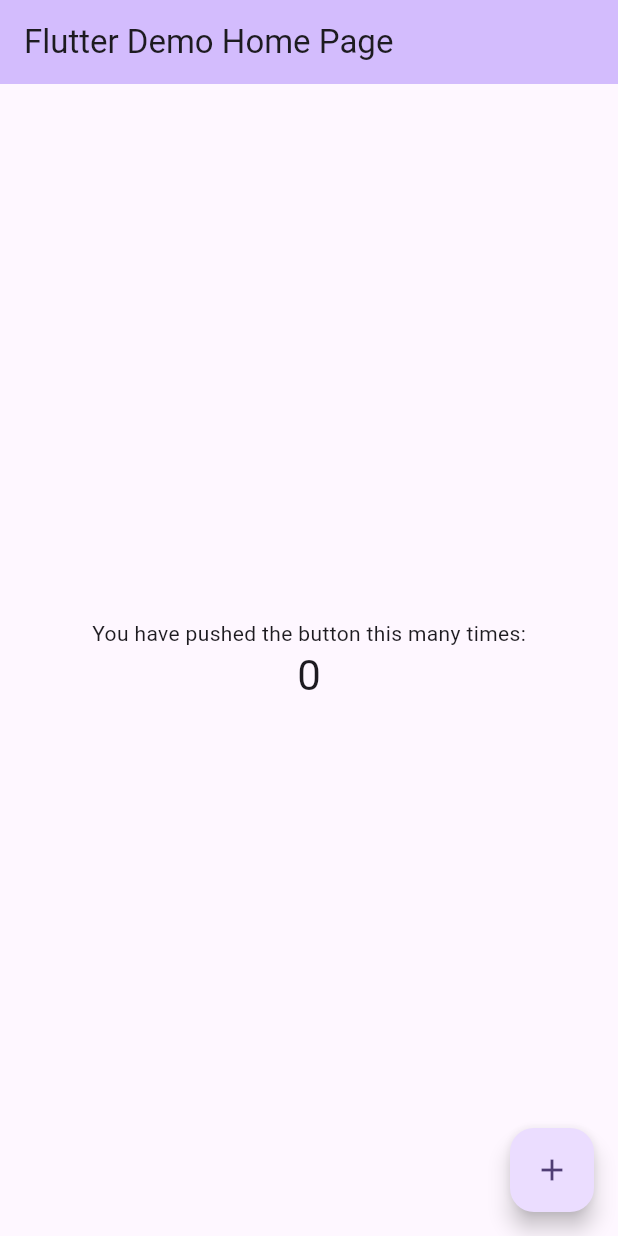
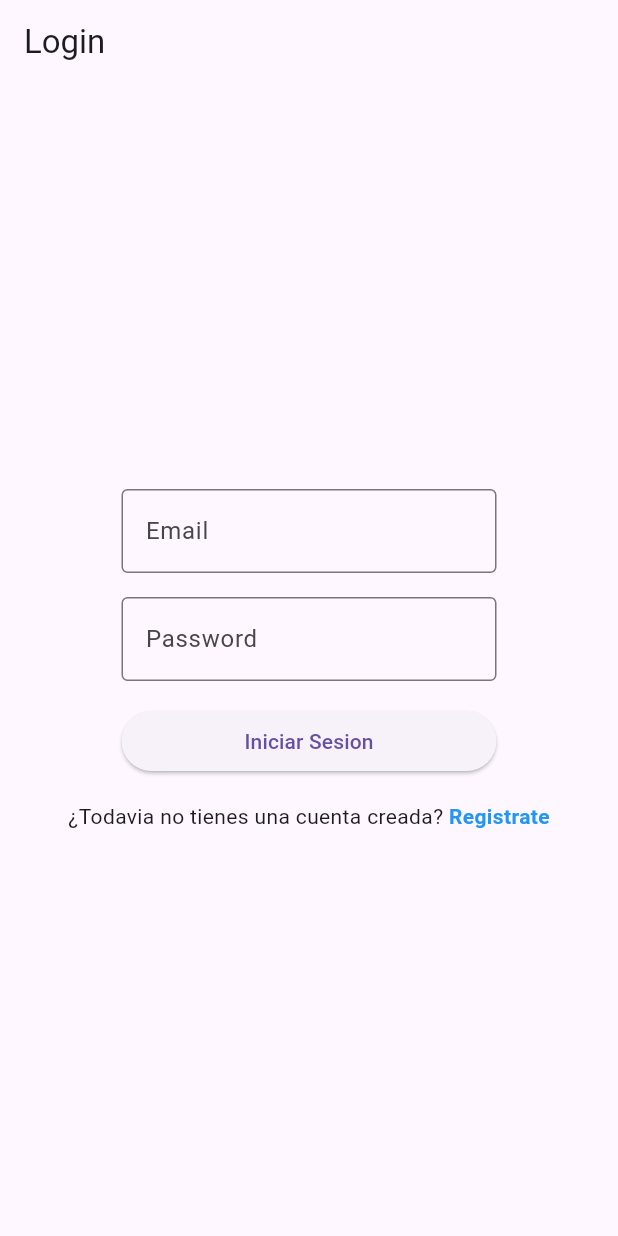
Before and after one commit to raziel2019/flutter_prueba_tecnica, a Flutter app: the screen it shows after launch, on a phone screen of 412 x 824 dp. Run offline on Flutter 3.47's test engine with Material 3 defaults, Android fonts, the phone set to English and light mode, and no system bars.

Commit message:
Screen Login y Register

```diff
--- /dev/null
+++ b/lib/Screens/login_screen.dart
@@ -0,0 +1,78 @@
+import 'package:flutter/material.dart';
+import 'package:prueba_tecnica/Widgets/custom_button.dart';
+import 'package:prueba_tecnica/Widgets/custom_text_field.dart';
+
+class LoginScreen extends StatefulWidget {
+  const LoginScreen({super.key});
+
+  @override
+  State<LoginScreen> createState() => _LoginScreenState();
+}
+
+class _LoginScreenState extends State<LoginScreen> {
+  final _formKey = GlobalKey<FormState>();
+  String email = '';
+  String password = '';
+
+  @override
+  Widget build(BuildContext context) {
+    return  Scaffold(
+      appBar: AppBar( title: const Text("Login")),
+      body:Form(
+        key: _formKey,
+        child:Center(
+        child: Column(
+          mainAxisSize: MainAxisSize.min,
+          children: [
+            CustomTextField(
+              label: 'Email',
+              obscureText: false,
+              onSaved: (value) {
+                email = value ??  '';
+            }, ),
+            const SizedBox(height: 16,),
+            CustomTextField(
+              label: "Password",
+              obscureText: true,
+              onSaved: (value){
+                password = value ??  '';
+              } ,),
+            const SizedBox(height: 16,),
+            CustomButton(
+            onPressed: (){
+              if(_formKey.currentState!.validate()){
+                _formKey.currentState!.save();
+                ScaffoldMessenger.of(context).showSnackBar(
+                  const SnackBar(content: Text("Sesion Iniciada"))
+                );
+              }
+            } ,
+            customText: "Iniciar Sesion"
+            ),
+            SizedBox(height: 16),
+            GestureDetector(
+              onTap: () {
+                Navigator.pushNamed(context, '/register');
+              },
+              child: Text.rich(
+              TextSpan(
+                text:"¿Todavia no tienes una cuenta creada? ",
+                children: [
+                  TextSpan(text: 'Registrate',
+                  style: TextStyle(
+                    fontWeight: FontWeight.bold,
+                    color: Colors.blue,
+                    )
+                  ),
+                ]
+              )
+              ),
+            )
+          ],
+        )
+      )
+        ),
+
+    );
+  }
+}
--- /dev/null
+++ b/lib/Screens/register_screen.dart
@@ -0,0 +1,37 @@
+import 'package:flutter/material.dart';
+import 'package:prueba_tecnica/Widgets/custom_text_field.dart';
+
+class RegisterScreen extends StatefulWidget {
+  const RegisterScreen({super.key});
+
+  @override
+  State<RegisterScreen> createState() => _RegisterScreenState();
+}
+
+class _RegisterScreenState extends State<RegisterScreen> {
+  String username = '';
+  String email = '';
+  String password = '';
+
+  @override
+  Widget build(BuildContext context) {
+    return Scaffold(
+      appBar: AppBar(title: const Text("Register"),),
+      body: Form(
+        child: Center(
+          child: Column(
+            mainAxisSize: MainAxisSize.min,
+            children: [
+              CustomTextField(
+              label: 'Username',
+              obscureText: false,
+              onSaved: (value) {
+                username = value ?? '';
+              },)
+            ],
+          ),
+        )
+        ),
+    );
+  }
+}
--- /dev/null
+++ b/lib/Widgets/custom_button.dart
@@ -0,0 +1,19 @@
+import 'package:flutter/material.dart';
+
+class CustomButton extends StatelessWidget {
+  final VoidCallback? onPressed;
+  final String customText;
+  const CustomButton({
+    super.key,
+    this.onPressed,
+    required this.customText,
+    });
+
+  @override
+  Widget build(BuildContext context) {
+    return SizedBox(
+      width: 250,
+      child: ElevatedButton(onPressed: onPressed, child: Text(customText) ),
+    );
+  }
+}
--- /dev/null
+++ b/lib/Widgets/custom_text_field.dart
@@ -0,0 +1,36 @@
+import 'package:flutter/material.dart';
+
+class CustomTextField extends StatelessWidget {
+
+  final String label;
+  final bool  obscureText;
+  final void Function(String?)? onSaved;
+
+  const CustomTextField({
+    super.key,
+    required  this.label,
+    this.obscureText = false,
+    this.onSaved
+    });
+
+  @override
+  Widget build(BuildContext context) {
+    return  SizedBox(
+      width: 250,
+      child: TextFormField(
+        validator: (value){
+          if (value == null || value.isEmpty){
+            return  'Este campo no puede ir vacio';
+          }
+          return null;
+        },
+        onSaved:  onSaved,
+        obscureText: obscureText,
+        decoration: InputDecoration(
+          border: const OutlineInputBorder(),
+          labelText: label,
+        ),
+      ),
+    );
+  }
+}
--- a/lib/main.dart
+++ b/lib/main.dart
@@ -1,4 +1,6 @@
 import 'package:flutter/material.dart';
+import 'package:prueba_tecnica/Screens/login_screen.dart';
+import 'package:prueba_tecnica/Screens/register_screen.dart';
 
 void main() {
   runApp(const MyApp());
@@ -6,117 +8,15 @@ void main() {
 
 class MyApp extends StatelessWidget {
   const MyApp({super.key});
-
-  // This widget is the root of your application.
   @override
   Widget build(BuildContext context) {
     return MaterialApp(
-      title: 'Flutter Demo',
-      theme: ThemeData(
-        // This is the theme of your application.
-        //
-        // TRY THIS: Try running your application with "flutter run". You'll see
-        // the application has a purple toolbar. Then, without quitting the app,
-        // try changing the seedColor in the colorScheme below to Colors.green
-        // and then invoke "hot reload" (save your changes or press the "hot
-        // reload" button in a Flutter-supported IDE, or press "r" if you used
-        // the command line to start the app).
-        //
-        // Notice that the counter didn't reset back to zero; the application
-        // state is not lost during the reload. To reset the state, use hot
-        // restart instead.
-        //
-        // This works for code too, not just values: Most code changes can be
-        // tested with just a hot reload.
-        colorScheme: ColorScheme.fromSeed(seedColor: Colors.deepPurple),
-      ),
-      home: const MyHomePage(title: 'Flutter Demo Home Page'),
+      debugShowCheckedModeBanner: false,
+      home: LoginScreen(),
+      routes: {
+        '/login': (context) => const LoginScreen(),
+        '/register': (context) => const RegisterScreen(),
+      },
     );
   }
 }
-
-class MyHomePage extends StatefulWidget {
-  const MyHomePage({super.key, required this.title});
-
-  // This widget is the home page of your application. It is stateful, meaning
-  // that it has a State object (defined below) that contains fields that affect
-  // how it looks.
-
-  // This class is the configuration for the state. It holds the values (in this
-  // case the title) provided by the parent (in this case the App widget) and
-  // used by the build method of the State. Fields in a Widget subclass are
-  // always marked "final".
-
-  final String title;
-
-  @override
-  State<MyHomePage> createState() => _MyHomePageState();
-}
-
-class _MyHomePageState extends State<MyHomePage> {
-  int _counter = 0;
-
-  void _incrementCounter() {
-    setState(() {
-      // This call to setState tells the Flutter framework that something has
-      // changed in this State, which causes it to rerun the build method below
-      // so that the display can reflect the updated values. If we changed
-      // _counter without calling setState(), then the build method would not be
-      // called again, and so nothing would appear to happen.
-      _counter++;
-    });
-  }
-
-  @override
-  Widget build(BuildContext context) {
-    // This method is rerun every time setState is called, for instance as done
-    // by the _incrementCounter method above.
-    //
-    // The Flutter framework has been optimized to make rerunning build methods
-    // fast, so that you can just rebuild anything that needs updating rather
-    // than having to individually change instances of widgets.
-    return Scaffold(
-      appBar: AppBar(
-        // TRY THIS: Try changing the color here to a specific color (to
-        // Colors.amber, perhaps?) and trigger a hot reload to see the AppBar
-        // change color while the other colors stay the same.
-        backgroundColor: Theme.of(context).colorScheme.inversePrimary,
-        // Here we take the value from the MyHomePage object that was created by
-        // the App.build method, and use it to set our appbar title.
-        title: Text(widget.title),
-      ),
-      body: Center(
-        // Center is a layout widget. It takes a single child and positions it
-        // in the middle of the parent.
-        child: Column(
-          // Column is also a layout widget. It takes a list of children and
-          // arranges them vertically. By default, it sizes itself to fit its
-          // children horizontally, and tries to be as tall as its parent.
-          //
-          // Column has various properties to control how it sizes itself and
-          // how it positions its children. Here we use mainAxisAlignment to
-          // center the children vertically; the main axis here is the vertical
-          // axis because Columns are vertical (the cross axis would be
-          // horizontal).
-          //
-          // TRY THIS: Invoke "debug painting" (choose the "Toggle Debug Paint"
-          // action in the IDE, or press "p" in the console), to see the
-          // wireframe for each widget.
-          mainAxisAlignment: MainAxisAlignment.center,
-          children: <Widget>[
-            const Text('You have pushed the button this many times:'),
-            Text(
-              '$_counter',
-              style: Theme.of(context).textTheme.headlineMedium,
-            ),
-          ],
-        ),
-      ),
-      floatingActionButton: FloatingActionButton(
-        onPressed: _incrementCounter,
-        tooltip: 'Increment',
-        child: const Icon(Icons.add),
-      ), // This trailing comma makes auto-formatting nicer for build methods.
-    );
-  }
-}
```
